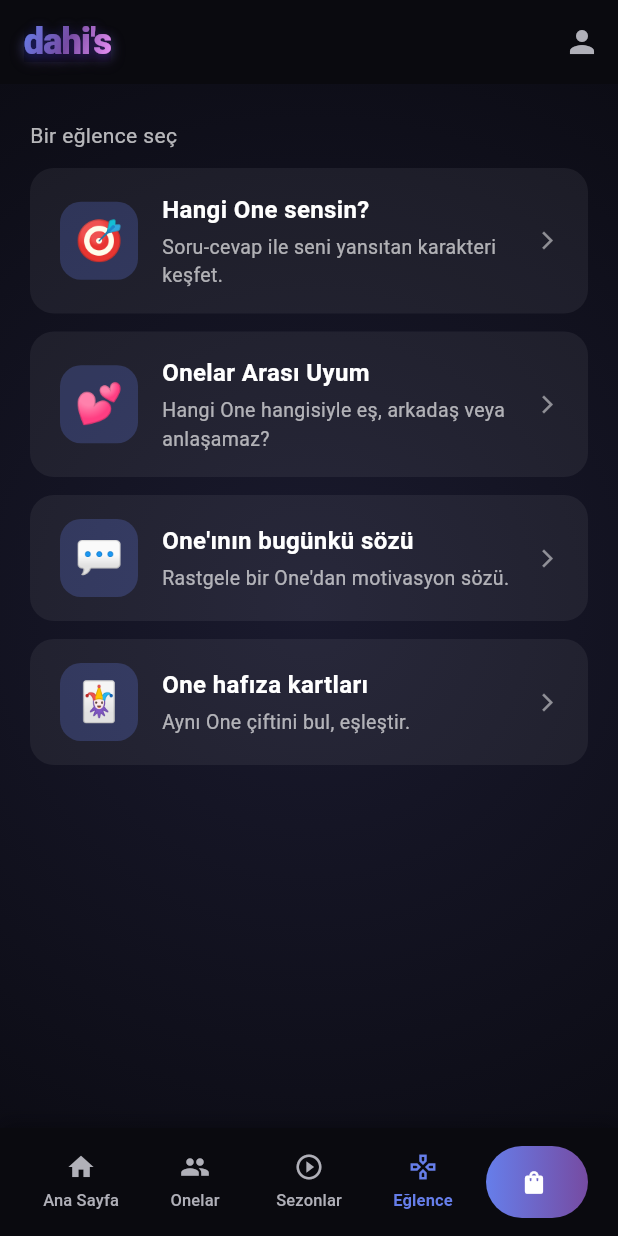
After one commit to yemrecoskun/dahi-one, a Flutter app: the screen it shows after launch, item 4 of the bottom bar chosen, on a phone screen of 412 x 824 dp. The commit adds this screen. Run offline on Flutter 3.47's test engine with Material 3 defaults, Android fonts, the phone set to English and light mode, and no system bars; our stand-ins replace cloud_firestore, firebase_auth, firebase_core, firebase_messaging, go_router, google_sign_in and 3 more; missing offline and left inert: nfc_manager; accounts and stored records are empty; Roboto replaces fonts that are missing (Poppins); project files that could hold a hidden picture were left out.

Commit message:
eğlence mobil

```diff
--- a/dahis-mobile/lib/main.dart
+++ b/dahis-mobile/lib/main.dart
@@ -207,6 +207,10 @@ final GoRouter _router = GoRouter(
       },
     ),
     GoRoute(
+      path: '/eglence',
+      builder: (context, state) => const MainScreen(),
+    ),
+    GoRoute(
       path: '/store',
       builder: (context, state) => const MainScreen(),
     ),
--- /dev/null
+++ b/dahis-mobile/lib/screens/eglence_menu_screen.dart
@@ -0,0 +1,149 @@
+import 'package:flutter/material.dart';
+import 'package:go_router/go_router.dart';
+
+/// Eğlence alt menüsü: Her öğe tıklanınca ilgili web sayfası WebView'da açılır.
+class EglenceMenuScreen extends StatelessWidget {
+  const EglenceMenuScreen({super.key});
+
+  static const String _baseUrl = 'https://dahis.io';
+
+  static const List<Map<String, String>> _items = [
+    {
+      'title': 'Hangi One sensin?',
+      'subtitle': 'Soru-cevap ile seni yansıtan karakteri keşfet.',
+      'url': '/quiz.html',
+      'icon': '🎯',
+    },
+    {
+      'title': 'Onelar Arası Uyum',
+      'subtitle': 'Hangi One hangisiyle eş, arkadaş veya anlaşamaz?',
+      'url': '/uyum.html',
+      'icon': '💕',
+    },
+    {
+      'title': "One'ının bugünkü sözü",
+      'subtitle': 'Rastgele bir One\'dan motivasyon sözü.',
+      'url': '/soz.html',
+      'icon': '💬',
+    },
+    {
+      'title': 'One hafıza kartları',
+      'subtitle': 'Aynı One çiftini bul, eşleştir.',
+      'url': '/memory.html',
+      'icon': '🃏',
+    },
+  ];
+
+  void _openWebView(BuildContext context, String path, String title) {
+    final separator = path.contains('?') ? '&' : '?';
+    final url = '$_baseUrl$path${separator}app=1';
+    context.push(
+      '/webview?url=${Uri.encodeComponent(url)}&title=${Uri.encodeComponent(title)}',
+    );
+  }
+
+  @override
+  Widget build(BuildContext context) {
+    return Container(
+      decoration: const BoxDecoration(
+        gradient: RadialGradient(
+          center: Alignment.center,
+          radius: 1.5,
+          colors: [
+            Color(0xFF1a1a2e),
+            Color(0xFF050508),
+          ],
+        ),
+      ),
+      child: ListView(
+        padding: const EdgeInsets.symmetric(horizontal: 20, vertical: 16),
+        children: [
+          const SizedBox(height: 8),
+          Text(
+            'Bir eğlence seç',
+            style: TextStyle(
+              color: Colors.white.withValues(alpha: 0.7),
+              fontSize: 14,
+            ),
+          ),
+          const SizedBox(height: 12),
+          ..._items.map((item) => _buildCard(
+                context,
+                title: item['title']!,
+                subtitle: item['subtitle']!,
+                icon: item['icon']!,
+                url: item['url']!,
+              )),
+        ],
+      ),
+    );
+  }
+
+  Widget _buildCard(
+    BuildContext context, {
+    required String title,
+    required String subtitle,
+    required String icon,
+    required String url,
+  }) {
+    return Padding(
+      padding: const EdgeInsets.only(bottom: 12),
+      child: Material(
+        color: Colors.white.withValues(alpha: 0.06),
+        borderRadius: BorderRadius.circular(16),
+        child: InkWell(
+          onTap: () => _openWebView(context, url, title),
+          borderRadius: BorderRadius.circular(16),
+          child: Padding(
+            padding: const EdgeInsets.symmetric(horizontal: 20, vertical: 16),
+            child: Row(
+              children: [
+                Container(
+                  width: 52,
+                  height: 52,
+                  decoration: BoxDecoration(
+                    color: const Color(0xFF667eea).withValues(alpha: 0.25),
+                    borderRadius: BorderRadius.circular(14),
+                  ),
+                  alignment: Alignment.center,
+                  child: Text(icon, style: const TextStyle(fontSize: 26)),
+                ),
+                const SizedBox(width: 16),
+                Expanded(
+                  child: Column(
+                    crossAxisAlignment: CrossAxisAlignment.start,
+                    children: [
+                      Text(
+                        title,
+                        style: const TextStyle(
+                          color: Colors.white,
+                          fontWeight: FontWeight.w600,
+                          fontSize: 16,
+                        ),
+                      ),
+                      const SizedBox(height: 4),
+                      Text(
+                        subtitle,
+                        style: TextStyle(
+                          color: Colors.white.withValues(alpha: 0.65),
+                          fontSize: 13,
+                        ),
+                        maxLines: 2,
+                        overflow: TextOverflow.ellipsis,
+                      ),
+                    ],
+                  ),
+                ),
+                Icon(
+                  Icons.arrow_forward_ios,
+                  size: 14,
+                  color: Colors.white.withValues(alpha: 0.5),
+                ),
+              ],
+            ),
+          ),
+        ),
+      ),
+    );
+  }
+}
--- a/dahis-mobile/lib/screens/main_screen.dart
+++ b/dahis-mobile/lib/screens/main_screen.dart
@@ -4,6 +4,7 @@ import 'home_screen.dart';
 import 'characters_screen.dart';
 import 'seasons_screen.dart';
 import 'store_screen.dart';
+import 'eglence_menu_screen.dart';
 import '../widgets/bottom_nav_bar.dart';
 import '../widgets/logo.dart';
 
@@ -29,8 +30,10 @@ class _MainScreenState extends State<MainScreen> {
           _currentIndex = 1;
         } else if (uri.path == '/seasons') {
           _currentIndex = 2;
+        } else if (uri.path == '/eglence') {
+          _currentIndex = 3;
         } else if (uri.path == '/store') {
-          _currentIndex = 3;
+          _currentIndex = 4;
         } else {
           _currentIndex = 0;
         }
@@ -45,6 +48,7 @@ class _MainScreenState extends State<MainScreen> {
     const HomeScreen(),
     const CharactersScreen(),
     const SeasonsScreen(),
+    const EglenceMenuScreen(),
     const StoreScreen(),
   ];
 
--- a/dahis-mobile/lib/widgets/bottom_nav_bar.dart
+++ b/dahis-mobile/lib/widgets/bottom_nav_bar.dart
@@ -53,9 +53,16 @@ class BottomNavBar extends StatelessWidget {
               ),
               _buildNavItem(
                 context,
+                label: 'Eğlence',
+                icon: Icons.games_outlined,
+                index: 3,
+                route: '/eglence',
+              ),
+              _buildNavItem(
+                context,
                 label: '',
                 icon: Icons.shopping_bag,
-                index: 3,
+                index: 4,
                 route: '/store',
                 isSpecial: true,
               ),
```
Also changed, not shown: 5 other files.
